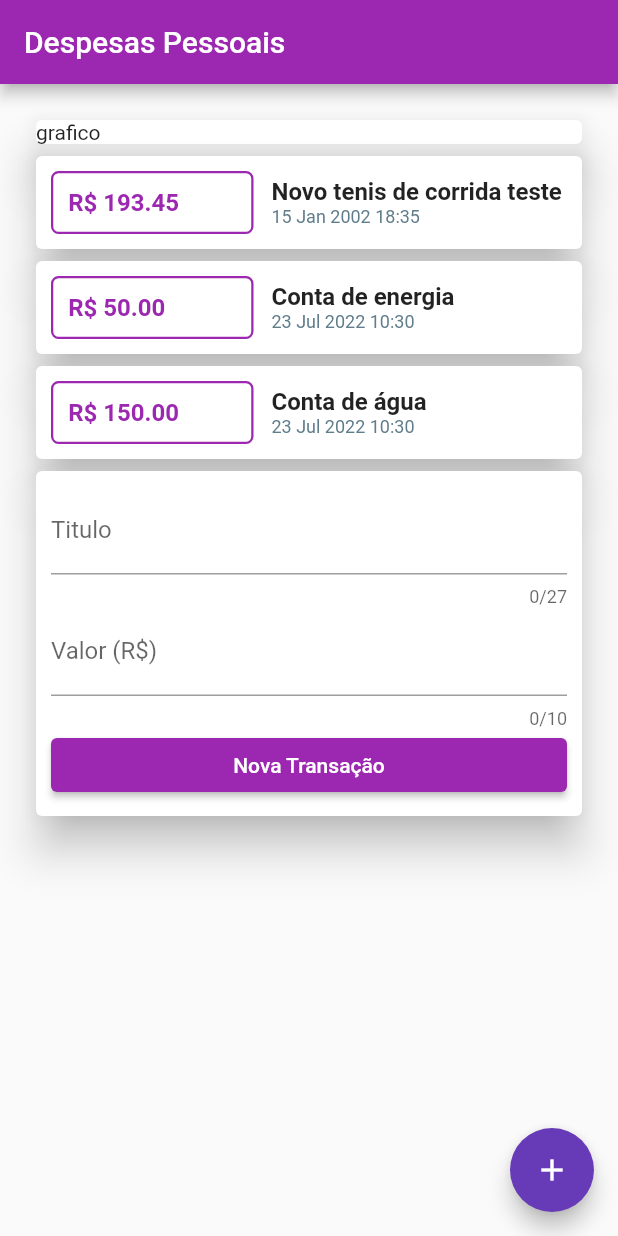
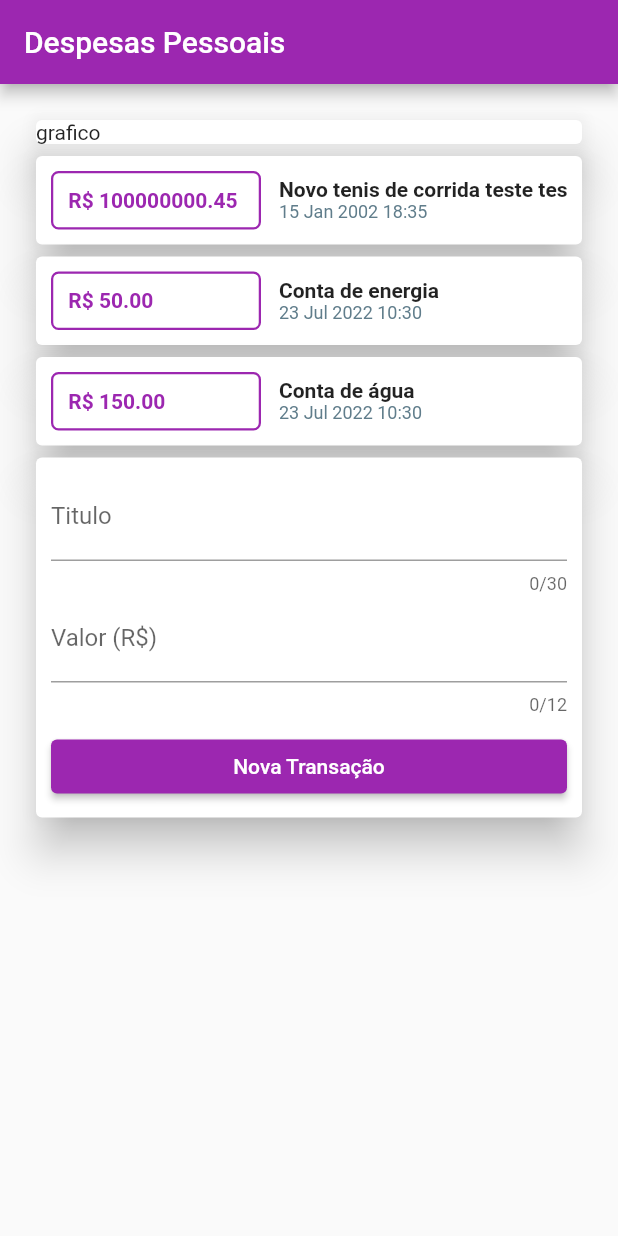
Before and after one commit to diegodmmorais/course_flutter, a Flutter app: the screen it shows after launch, on a phone screen of 412 x 824 dp. Run offline on Flutter 3.47's test engine with Material 2 defaults, Android fonts, the phone set to English and light mode, and no system bars.

Commit message:
feat(component) refatorando

```diff
--- a/expenses/lib/expenses/components/card_input_widget.dart
+++ /dev/null
@@ -1,23 +0,0 @@
-import 'package:expenses_app/expenses/constants/elevation_enum.dart';
-import 'package:flutter/material.dart';
-
-class CardInputWidget extends StatelessWidget {
-  final List<Widget> children;
-
-  const CardInputWidget({Key? key, required this.children}) : super(key: key);
-
-  @override
-  Widget build(BuildContext context) {
-    return Card(
-      elevation: ElevationEnum.dp12.value,
-      child: Container(
-        margin: const EdgeInsets.all(10),
-        child: Column(
-          mainAxisAlignment: MainAxisAlignment.start,
-          crossAxisAlignment: CrossAxisAlignment.stretch,
-          children: [...children],
-        ),
-      ),
-    );
-  }
-}
--- a/expenses/lib/expenses/components/card_widget.dart
+++ b/expenses/lib/expenses/components/transaction_card.dart
@@ -3,10 +3,11 @@ import 'package:expenses_app/expenses/model/transction.dart';
 import 'package:flutter/material.dart';
 import 'package:intl/intl.dart';
 
-class CardWidget extends StatelessWidget {
+class TransactionCard extends StatelessWidget {
   final Transaction transaction;
 
-  const CardWidget({Key? key, required this.transaction}) : super(key: key);
+  const TransactionCard({Key? key, required this.transaction})
+      : super(key: key);
 
   @override
   Widget build(BuildContext context) {
@@ -16,7 +17,7 @@ class CardWidget extends StatelessWidget {
         children: [
           Container(
             alignment: Alignment.topLeft,
-            width: 135.0,
+            width: 140.0,
             decoration: BoxDecoration(
                 borderRadius: const BorderRadius.all(Radius.circular(5)),
                 border: Border.all(color: Colors.purple, width: 1.5)),
@@ -26,7 +27,7 @@ class CardWidget extends StatelessWidget {
               'R\$ ${transaction.value.toStringAsFixed(2)}',
               style: const TextStyle(
                 fontWeight: FontWeight.bold,
-                fontSize: 16,
+                fontSize: 14,
                 color: Colors.purple,
               ),
             ),
@@ -38,7 +39,7 @@ class CardWidget extends StatelessWidget {
               children: [
                 Text(transaction.title,
                     style: const TextStyle(
-                      fontSize: 16,
+                      fontSize: 14,
                       fontWeight: FontWeight.bold,
                     )),
                 Text(
--- /dev/null
+++ b/expenses/lib/expenses/components/transaction_container.dart
@@ -0,0 +1,35 @@
+import 'package:expenses_app/expenses/components/transaction_form.dart';
+import 'package:expenses_app/expenses/components/transaction_list.dart';
+import 'package:expenses_app/expenses/model/transction.dart';
+import 'package:flutter/material.dart';
+
+class TransactionContainer extends StatefulWidget {
+  const TransactionContainer({Key? key}) : super(key: key);
+
+  @override
+  State<TransactionContainer> createState() => _State();
+}
+
+class _State extends State<TransactionContainer> {
+  final _transactions = [
+    Transaction(
+        id: 't1',
+        title: 'Novo tenis de corrida teste tes',
+        value: 100000000.45,
+        date: DateTime(2002, 1, 15, 18, 35)),
+    Transaction(
+        id: 't2', title: 'Conta de energia', value: 50.0, date: DateTime.now()),
+    Transaction(
+        id: 't3', title: 'Conta de água', value: 150, date: DateTime.now())
+  ];
+
+  @override
+  Widget build(BuildContext context) {
+    return Column(
+      children: [
+        TransactionList(transactions: _transactions),
+        TrasactionForm()
+      ],
+    );
+  }
+}
--- /dev/null
+++ b/expenses/lib/expenses/components/transaction_form.dart
@@ -0,0 +1,53 @@
+import 'package:expenses_app/expenses/constants/elevation_enum.dart';
+import 'package:flutter/material.dart';
+import 'package:flutter/services.dart';
+
+class TrasactionForm extends StatelessWidget {
+  final tituloController = TextEditingController();
+  final valorController = TextEditingController();
+  final String labelTextTitle;
+  final String labelTextValue;
+
+  TrasactionForm(
+      {Key? key,
+      this.labelTextTitle = 'Titulo',
+      this.labelTextValue = 'Valor (R\$)'})
+      : super(key: key);
+
+  @override
+  Widget build(BuildContext context) {
+    return Card(
+      elevation: ElevationEnum.dp12.value,
+      child: Container(
+        margin: const EdgeInsets.all(10),
+        child: Column(
+          mainAxisAlignment: MainAxisAlignment.start,
+          crossAxisAlignment: CrossAxisAlignment.stretch,
+          children: [
+            TextField(
+              controller: tituloController,
+              maxLength: 30,
+              keyboardType: TextInputType.text,
+              decoration: InputDecoration(labelText: labelTextTitle),
+            ),
+            TextField(
+              controller: valorController,
+              maxLength: 12,
+              decoration: InputDecoration(labelText: labelTextValue),
+              keyboardType: TextInputType.number,
+              inputFormatters: [FilteringTextInputFormatter.digitsOnly],
+            ),
+            Padding(
+                padding: const EdgeInsets.fromLTRB(0, 10, 0, 0),
+                child: ElevatedButton(
+                    onPressed: () {
+                      print(tituloController.text);
+                      print(valorController.text);
+                    },
+                    child: const Text("Nova Transação"))),
+          ],
+        ),
+      ),
+    );
+  }
+}
--- /dev/null
+++ b/expenses/lib/expenses/components/transaction_list.dart
@@ -0,0 +1,18 @@
+import 'package:expenses_app/expenses/components/transaction_card.dart';
+import 'package:expenses_app/expenses/model/transction.dart';
+import 'package:flutter/widgets.dart';
+
+class TransactionList extends StatelessWidget {
+  final List<Transaction> transactions;
+  const TransactionList({Key? key, required this.transactions})
+      : super(key: key);
+
+  @override
+  Widget build(BuildContext context) {
+    return Column(
+      children: transactions
+          .map((transaction) => TransactionCard(transaction: transaction))
+          .toList(),
+    );
+  }
+}
--- a/expenses/lib/expenses/components/transaction_widget.dart
+++ /dev/null
@@ -1,41 +0,0 @@
-import 'package:flutter/material.dart';
-import 'package:expenses_app/expenses/components/card_input_widget.dart';
-import 'package:flutter/services.dart';
-
-class TrasactionWidget extends StatelessWidget {
-  final tituloController = TextEditingController();
-  final valorController = TextEditingController();
-  final String labelTextTitle;
-  final String labelTextValue;
-
-  TrasactionWidget(
-      {Key? key,
-      this.labelTextTitle = 'Titulo',
-      this.labelTextValue = 'Valor (R\$)'})
-      : super(key: key);
-
-  @override
-  Widget build(BuildContext context) {
-    return CardInputWidget(children: [
-      TextField(
-        controller: tituloController,
-        maxLength: 27,
-        keyboardType: TextInputType.text,
-        decoration: InputDecoration(labelText: labelTextTitle),
-      ),
-      TextField(
-        controller: valorController,
-        maxLength: 10,
-        decoration: InputDecoration(labelText: labelTextValue),
-        keyboardType: TextInputType.number,
-        inputFormatters: [FilteringTextInputFormatter.digitsOnly],
-      ),
-      ElevatedButton(
-          onPressed: () {
-            print(tituloController.text);
-            print(valorController.text);
-          },
-          child: const Text("Nova Transação"))
-    ]);
-  }
-}
--- a/expenses/lib/expenses/scream/home.dart
+++ b/expenses/lib/expenses/scream/home.dart
@@ -1,32 +1,13 @@
-import 'package:expenses_app/expenses/components/card_input_widget.dart';
-import 'package:expenses_app/expenses/components/card_widget.dart';
-import 'package:expenses_app/expenses/components/transaction_widget.dart';
+import 'package:expenses_app/expenses/components/transaction_container.dart';
 import 'package:expenses_app/expenses/constants/elevation_enum.dart';
-import 'package:expenses_app/expenses/model/transction.dart';
 import 'package:flutter/material.dart';
 
 class Home extends StatelessWidget {
-  Home({Key? key}) : super(key: key);
-
-  final _trasactions = [
-    Transaction(
-        id: 't1',
-        title: 'Novo tenis de corrida teste',
-        value: 193.45,
-        date: DateTime(2002, 1, 15, 18, 35)),
-    Transaction(
-        id: 't2', title: 'Conta de energia', value: 50.0, date: DateTime.now()),
-    Transaction(
-        id: 't3', title: 'Conta de água', value: 150, date: DateTime.now())
-  ];
+  const Home({Key? key}) : super(key: key);
 
   @override
   Widget build(BuildContext context) {
     return Scaffold(
-        floatingActionButton: FloatingActionButton(
-          child: const Icon(Icons.add),
-          onPressed: () {},
-        ),
         appBar: AppBar(title: const Text('Despesas Pessoais')),
         body: SingleChildScrollView(
           child: Container(
@@ -41,13 +22,7 @@ class Home extends StatelessWidget {
                   elevation: ElevationEnum.dp12.value,
                   child: const Text('grafico'),
                 ),
-                Column(
-                  children: _trasactions
-                      .map(
-                          (transaction) => CardWidget(transaction: transaction))
-                      .toList(),
-                ),
-                TrasactionWidget()
+                TransactionContainer()
               ],
             ),
           ),
```
